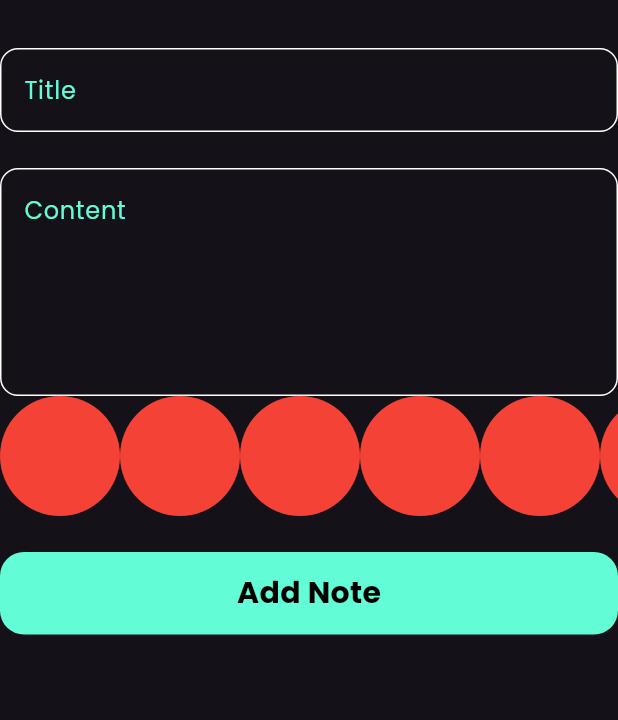
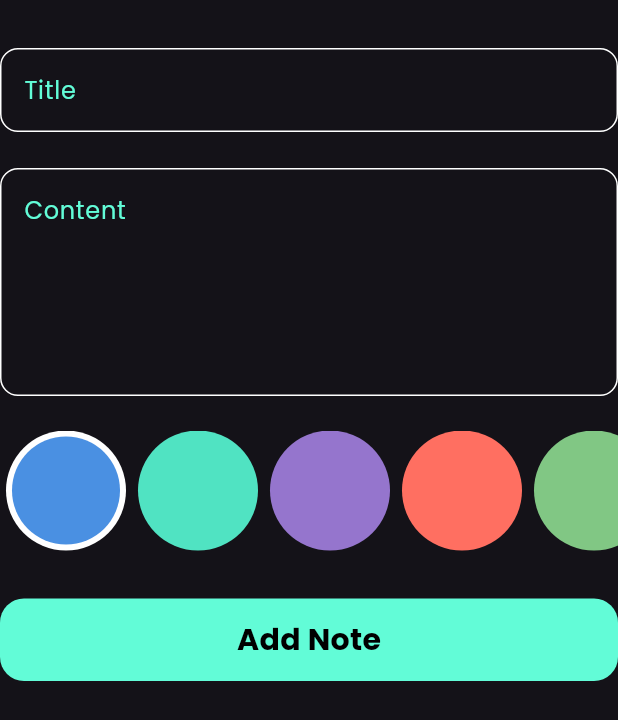
Before and after one commit to ahmedbadran40/notes_app, a Flutter app: the AddNoteForm widget shown alone on an empty page, opened directly, on a phone screen of 412 x 824 dp. Shown: the top 720 px of the screen. Run offline on Flutter 3.47's test engine with Material 3 defaults, Android fonts, the phone set to English and light mode, and no system bars; our stand-ins replace bloc, flutter_bloc, font_awesome_flutter, google_fonts, hive, hive_flutter; accounts and stored records are empty.

Commit message:
Create colors list

```diff
--- a/lib/constance.dart
+++ b/lib/constance.dart
@@ -2,3 +2,11 @@ import 'dart:ui';
 
 const kPrimaryColor = Color(0xff62fcd7);
 const kNotesBox = 'notes_box';
+
+const List<Color> kNoteColors = [
+  Color(0xFF4A90E2), // Blue - أزرق عصري
+  Color(0xFF50E3C2), // Turquoise - تركواز مريح
+  Color(0xFF9575CD), // Soft Purple - بنفسجي ناعم
+  Color(0xFFFF6F61), // Coral - بينك على برتقالي (مودرن)
+  Color(0xFF81C784), // Mint Green - أخضر نعناعي رايق
+];
--- a/lib/widget/add_note_form.dart
+++ b/lib/widget/add_note_form.dart
@@ -44,8 +44,9 @@ class _AddNoteFormState extends State<AddNoteForm> {
               content = value;
             },
           ),
+          const SizedBox(height: 23),
           const ColorsListView(),
-          const SizedBox(height: 24),
+          const SizedBox(height: 32),
 
           BlocBuilder<AddNoteCubit, AddNoteState>(
             builder: (context, state) {
--- a/lib/widget/colors_list_view.dart
+++ b/lib/widget/colors_list_view.dart
@@ -1,26 +1,54 @@
 import 'package:flutter/material.dart';
+import 'package:notes_app/constance.dart';
 
 class ColorItem extends StatelessWidget {
-  const ColorItem({super.key});
-
+  const ColorItem({super.key, required this.isActive, required this.color});
+  final bool isActive;
+  final Color color;
   @override
   Widget build(BuildContext context) {
-    return const CircleAvatar(radius: 40, backgroundColor: Colors.red);
+    return isActive
+        ? CircleAvatar(
+            radius: 40,
+            backgroundColor: Colors.white,
+            child: CircleAvatar(radius: 36, backgroundColor: color),
+          )
+        : CircleAvatar(radius: 40, backgroundColor: color);
   }
 }
 
-class ColorsListView extends StatelessWidget {
+class ColorsListView extends StatefulWidget {
   const ColorsListView({super.key});
 
+  @override
+  State<ColorsListView> createState() => _ColorsListViewState();
+}
+
+class _ColorsListViewState extends State<ColorsListView> {
+  int currentIndex = 0;
+  final color = kNoteColors;
   @override
   Widget build(BuildContext context) {
     return SizedBox(
       height: 40 * 2,
       child: ListView.builder(
-        itemCount: 10,
+        itemCount: kNoteColors.length,
         scrollDirection: Axis.horizontal,
         itemBuilder: (context, index) {
-          return const ColorItem();
+          return Padding(
+            padding: const EdgeInsets.symmetric(horizontal: 4.0),
+            child: GestureDetector(
+              onTap: () {
+                currentIndex = index;
+
+                setState(() {});
+              },
+              child: ColorItem(
+                isActive: currentIndex == index,
+                color: color[index],
+              ),
+            ),
+          );
         },
       ),
     );
```
